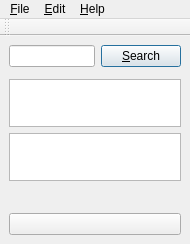
Before: the Qt Designer form main.ui in cpina/qdacco, drawn with Qt 5.
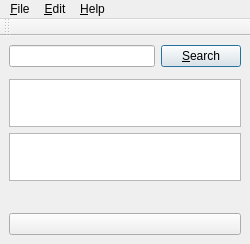
After: the same form once the commit is applied. Icons and pictures are not drawn. Custom widgets are drawn as their Qt base class.

```diff
--- a/main.ui
+++ b/main.ui
@@ -5,13 +5,13 @@
    <rect>
     <x>0</x>
     <y>0</y>
-    <width>190</width>
+    <width>250</width>
     <height>244</height>
    </rect>
   </property>
   <property name="minimumSize" >
    <size>
-    <width>190</width>
+    <width>250</width>
     <height>180</height>
    </size>
   </property>
```
